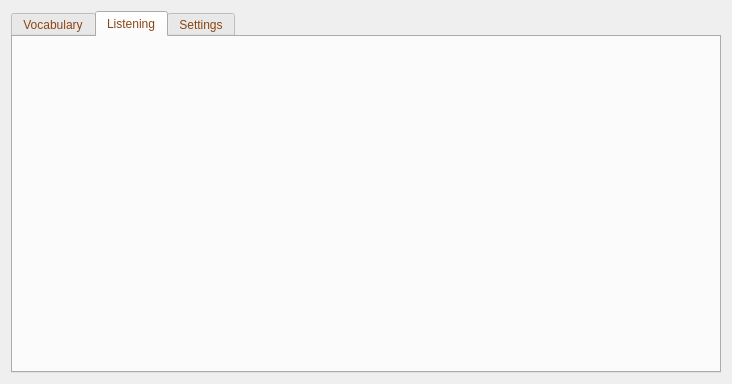
Old version of the form ui/EnglishPractice.ui in the repository SuWeipeng/EnglishPractice.
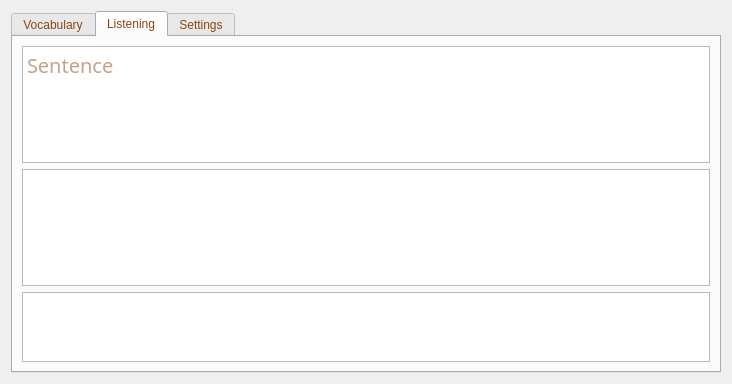
New version of the form. The open tabs and pages were chosen to show the change.

What changed in the file:
```diff
--- a/ui/EnglishPractice.ui
+++ b/ui/EnglishPractice.ui
@@ -256,6 +256,65 @@
         <attribute name="title">
          <string>Listening</string>
         </attribute>
+        <layout class="QHBoxLayout" name="horizontalLayout_14">
+         <item>
+          <layout class="QVBoxLayout" name="verticalLayout_9">
+           <item>
+            <widget class="QTextEdit" name="textEdit_4">
+             <property name="sizePolicy">
+              <sizepolicy hsizetype="Expanding" vsizetype="Expanding">
+               <horstretch>0</horstretch>
+               <verstretch>3</verstretch>
+              </sizepolicy>
+             </property>
+             <property name="font">
+              <font>
+               <family>Arial Rounded MT Bold</family>
+               <pointsize>15</pointsize>
+              </font>
+             </property>
+             <property name="placeholderText">
+              <string>Sentence</string>
+             </property>
+            </widget>
+           </item>
+           <item>
+            <widget class="QTextEdit" name="textEdit_5">
+             <property name="sizePolicy">
+              <sizepolicy hsizetype="Expanding" vsizetype="Expanding">
+               <horstretch>0</horstretch>
+               <verstretch>3</verstretch>
+              </sizepolicy>
+             </property>
+             <property name="font">
+              <font>
+               <family>Arial Rounded MT Bold</family>
+               <pointsize>20</pointsize>
+              </font>
+             </property>
+             <property name="placeholderText">
+              <string/>
+             </property>
+            </widget>
+           </item>
+           <item>
+            <widget class="QTextBrowser" name="textBrowser_2">
+             <property name="sizePolicy">
+              <sizepolicy hsizetype="Expanding" vsizetype="Expanding">
+               <horstretch>0</horstretch>
+               <verstretch>1</verstretch>
+              </sizepolicy>
+             </property>
+             <property name="font">
+              <font>
+               <pointsize>15</pointsize>
+              </font>
+             </property>
+            </widget>
+           </item>
+          </layout>
+         </item>
+        </layout>
        </widget>
        <widget class="QWidget" name="tab_3">
         <attribute name="title">
```
Left out of the diff: 7 changed lines with no effect on the pictures.
